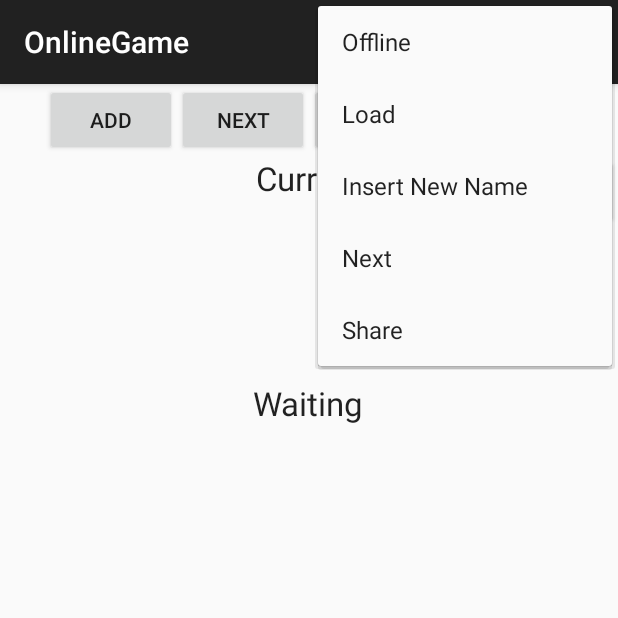
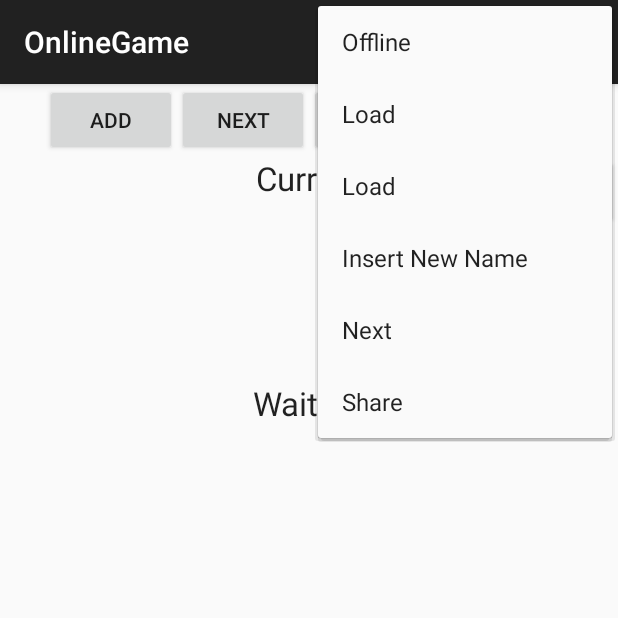
Before and after one commit to ahmadssb/Ozbah-Queue, an Android app: the OnlineGameActivity screen opened directly, with no data from a screen before it, with the options menu open, on a phone screen of 412 x 824 dp, the top half of it. Run offline under Robolectric (Android 15) with nearby library versions, the phone set to English and light mode, and no system bars; our stand-ins replace AdMob; 14 statements that could not run were skipped.

Commit message:
Create switch action to online menu

```diff
--- a/android-project/Queue/app/src/main/res/menu/menu_online_game.xml
+++ b/android-project/Queue/app/src/main/res/menu/menu_online_game.xml
@@ -9,6 +9,11 @@
         app:showAsAction="never" />
     <item
         android:id="@+id/action_load"
+        android:orderInCategory="100"
+        android:title="@string/load"
+        app:showAsAction="never" />
+    <item
+        android:id="@+id/action_switch_game"
         android:orderInCategory="100"
         android:title="@string/load"
         app:showAsAction="never" />
```
